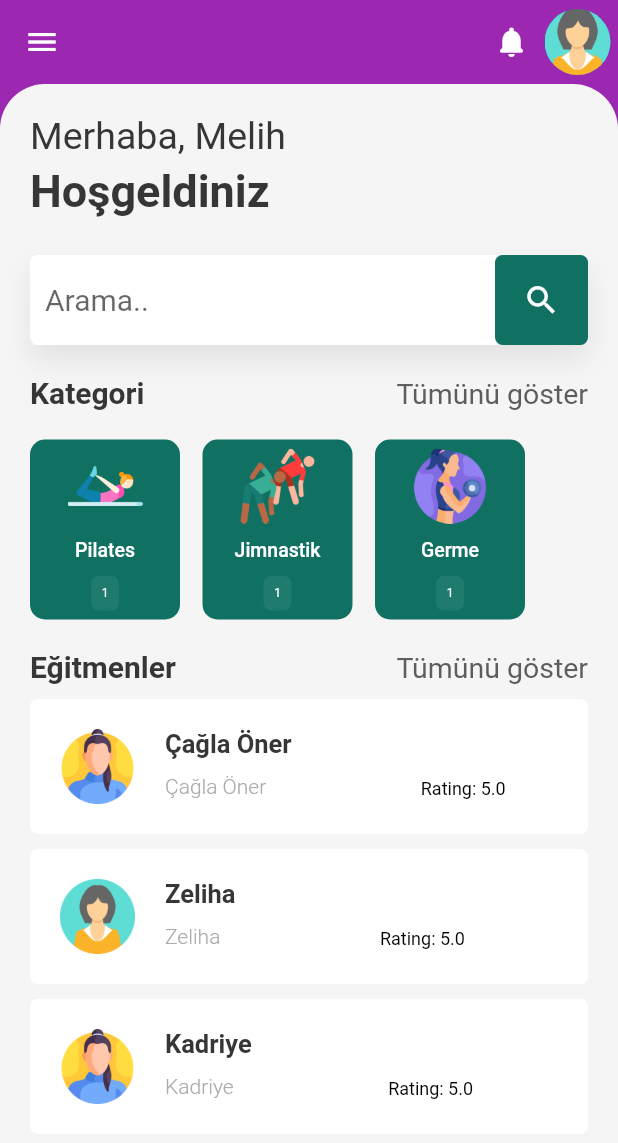
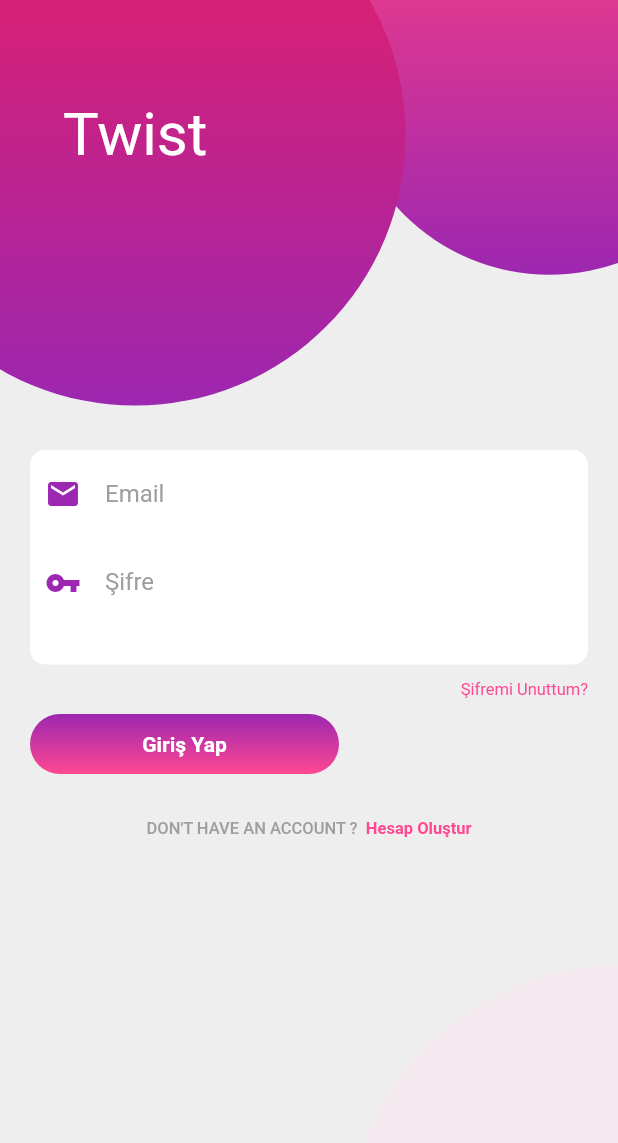
Before and after one commit to Meliih/Flutter, a Flutter app: the screen it shows after launch, on a phone screen of 412 x 824 dp. Shown: the top 1143 px of the screen. Run offline on Flutter 3.47's test engine with Material 2 defaults, Android fonts, the phone set to English and light mode, and no system bars; Roboto replaces fonts that are missing (Pacifico).

Commit message:
login & signup page created

```diff
--- a/twist_appointment_app/lib/CategoryTrainer.dart
+++ b/twist_appointment_app/lib/CategoryTrainer.dart
@@ -59,10 +59,11 @@ class _CategoryTrainerState extends State<CategoryTrainer> {
               child: ListView.builder(
                   itemCount: trainers.length,
                   itemBuilder: (BuildContext context, int index) {
-                    if (selectedCategory == trainers[index].category_id)
-                      {
+                    for(int i = 0; i<trainers[index].category_id.length; i++) {
+                      if (selectedCategory == trainers[index].category_id[i]) {
                         return demoTopRatedDr(context, trainers[index]);
                       }
+                    }
                     return SizedBox(width: 0,);
                   }
               ),
--- a/twist_appointment_app/lib/DbHelper.dart
+++ b/twist_appointment_app/lib/DbHelper.dart
@@ -4,13 +4,18 @@ class DbHelper{
 
   List<Trainer> Trainers (){
 
-    Trainer trainer = Trainer(1,"image/woman.png","Çağla Öner","5.0","Pilates",1);
-    Trainer trainer2 = Trainer(2,"image/girl.png","Zeliha ","5.0","Germe",3);
-    Trainer trainer3 = Trainer(3,"image/woman.png","Kadriye","5.0","Jimnastik",2);
-    List<Trainer> trainers = List<Trainer>.filled(3, trainer);
+    Trainer trainer = Trainer(1,"image/woman.png","Çağla Öner","5.0","",[1,2]);
+    Trainer trainer2 = Trainer(2,"image/girl.png","Zeliha ","5.0","",[1]);
+    Trainer trainer3 = Trainer(3,"image/woman.png","Kadriye","5.0","",[1]);
+    Trainer trainer4 = Trainer(4,"image/woman.png","Mine","5.0","",[1]);
+    Trainer trainer5 = Trainer(5,"image/woman.png","Sibel","5.0","",[2,1]);
+
+    List<Trainer> trainers = List<Trainer>.filled(5, trainer);
     trainers[0] =trainer;
     trainers[1]=trainer2;
     trainers[2]=trainer3;
+    trainers[3]=trainer4;
+    trainers[4]=trainer5;
 
 
     return trainers;
@@ -19,11 +24,9 @@ class DbHelper{
   List<Category> Categories(){
     Category category = Category(1,"image/2320765.png", "Pilates", 0);
     Category category1 = Category(2,"image/gymnastics.png", "Jimnastik", 0);
-    Category category2 = Category(3,"image/fitness.png" ,"Germe", 0);
-    List<Category> categories = List<Category>.filled(3, category);
+    List<Category> categories = List<Category>.filled(2, category);
     categories[0]=category;
     categories[1]=category1;
-    categories[2]=category2;
     return categories;
   }
 
@@ -45,8 +48,19 @@ class Trainer {
   late String name;
   late String rating;
   late String domain;
-  late int category_id;
+  late List<int> category_id;
 
   Trainer(this.id, this.img, this.name, this.rating, this.domain,this.category_id);
 
 }
+
+class User {
+  late int id;
+  late String name;
+  late String img;
+  late String password;
+  late String email;
+  late String userName;
+  late String surname;
+
+}
--- a/twist_appointment_app/lib/HomePage.dart
+++ b/twist_appointment_app/lib/HomePage.dart
@@ -19,8 +19,10 @@ class HomePageState extends State<HomePage> {
     List<Category> categories = DbHelper().Categories();
     for (int i = 0; i<categories.length;i++){
       for(int j = 0;j < trainers.length;j++){
-        if(categories[i].id == trainers[j].category_id){
-          categories[i].trainerCount++;
+        for (int k=0; k < trainers[j].category_id.length ; k++) {
+          if(categories[i].id == trainers[j].category_id[k]) {
+              categories[i].trainerCount++;
+          }
         }
       }
     }
--- /dev/null
+++ b/twist_appointment_app/lib/Login/LoginPage.dart
@@ -0,0 +1,196 @@
+import 'package:flutter/material.dart';
+import 'package:flutter/services.dart';
+
+import 'Signup.dart';
+
+
+
+
+class LoginPage extends StatelessWidget {
+  const LoginPage({Key? key}) : super(key: key);
+
+  double getSmallDiameter(BuildContext context) =>
+      MediaQuery.of(context).size.width * 2 / 3;
+  double getBiglDiameter(BuildContext context) =>
+      MediaQuery.of(context).size.width * 7 / 8;
+
+  @override
+  Widget build(BuildContext context) {
+    return Scaffold(
+      backgroundColor: const Color(0xFFEEEEEE),
+      body: Stack(
+        children: <Widget>[
+          Positioned(
+            right: -getSmallDiameter(context) / 3,
+            top: -getSmallDiameter(context) / 3,
+            child: Container(
+              width: getSmallDiameter(context),
+              height: getSmallDiameter(context),
+              decoration: const BoxDecoration(
+                  shape: BoxShape.circle,
+                  gradient: LinearGradient(
+                      colors: [Colors.pinkAccent,Colors.purple],
+                      begin: Alignment.topCenter,
+                      end: Alignment.bottomCenter)),
+            ),
+          ),
+          Positioned(
+            left: -getBiglDiameter(context) / 4,
+            top: -getBiglDiameter(context) / 4,
+            child: Container(
+              child: const Center(
+                child: Text(
+                  "Twist",
+                  style: TextStyle(
+                      fontFamily: "Pacifico",
+                      fontSize: 40,
+                      color: Colors.white),
+                ),
+              ),
+              width: getBiglDiameter(context),
+              height: getBiglDiameter(context),
+              decoration: const BoxDecoration(
+                  shape: BoxShape.circle,
+                  gradient: LinearGradient(
+                      colors: [Colors.pink,Colors.purple ],
+                      begin: Alignment.topCenter,
+                      end: Alignment.bottomCenter)),
+            ),
+          ),
+          Positioned(
+            right: -getBiglDiameter(context) / 2,
+            bottom: -getBiglDiameter(context) / 2,
+            child: Container(
+              width: getBiglDiameter(context),
+              height: getBiglDiameter(context),
+              decoration: const BoxDecoration(
+                  shape: BoxShape.circle, color: Color(0xFFF3E9EE)),
+            ),
+          ),
+          Align(
+            alignment: Alignment.bottomCenter,
+            child: ListView(
+              children: <Widget>[
+                Container(
+                  decoration: BoxDecoration(
+                      color: Colors.white,
+                      //border: Border.all(color: Colors.grey),
+                      borderRadius: BorderRadius.circular(10)),
+                  margin: const EdgeInsets.fromLTRB(20, 300, 20, 10),
+                  padding: const EdgeInsets.fromLTRB(10, 0, 10, 25),
+                  child: Column(
+                    children:  <Widget>[
+                      TextField(
+                        decoration: InputDecoration(
+                            icon: const Icon(
+                              Icons.email,
+                              color: Colors.purple,
+                            ),
+                            focusedBorder: UnderlineInputBorder(
+                                borderSide:
+                                BorderSide(color: Colors.grey.shade100 )),
+                            labelText: "Email",
+                            enabledBorder: InputBorder.none,
+                            labelStyle: const TextStyle(color: Colors.grey)),
+                      ),
+                      TextField(
+                        obscureText: true,
+                        decoration: InputDecoration(
+                            icon: const Icon(
+                              Icons.vpn_key,
+                              color: Colors.purple,
+                            ),
+                            focusedBorder: UnderlineInputBorder(
+                                borderSide:
+                                BorderSide(color: Colors.grey.shade100)),
+                            labelText: "Şifre",
+                            enabledBorder: InputBorder.none,
+                            labelStyle: const TextStyle(color: Colors.grey)),
+
+                      )
+                    ],
+                  ),
+                ),
+                Align(
+                    alignment: Alignment.centerRight,
+                    child: Container(
+                        margin: const EdgeInsets.fromLTRB(0, 0, 20, 10),
+                        child: const Text(
+                          "Şifremi Unuttum?",
+                          style:
+                          TextStyle(color: Color(0xFFFF4891), fontSize: 11),
+                        ))),
+                Container(
+                  margin: const EdgeInsets.fromLTRB(20, 0, 20, 30),
+                  child: Row(
+                    mainAxisAlignment: MainAxisAlignment.spaceBetween,
+                    children: <Widget>[
+                      SizedBox(
+                        width: MediaQuery.of(context).size.width * 0.5,
+                        height: 40,
+                        child: Container(
+                          child: Material(
+                            borderRadius: BorderRadius.circular(20),
+                            color: Colors.transparent,
+                            child: InkWell(
+                              borderRadius: BorderRadius.circular(20),
+                              splashColor: Colors.amber,
+                              onTap: () {},
+                              child: const Center(
+                                child: Text(
+                                  "Giriş Yap",
+                                  style: TextStyle(
+                                      color: Colors.white,
+                                      fontWeight: FontWeight.w700),
+                                ),
+                              ),
+                            ),
+                          ),
+                          decoration: BoxDecoration(
+                              borderRadius: BorderRadius.circular(20),
+                              gradient: const LinearGradient(
+                                  colors: [
+                                    Colors.purple,
+                                    Color(0xFFFF4891)
+                                  ],
+                                  begin: Alignment.topCenter,
+                                  end: Alignment.bottomCenter)),
+                        ),
+                      ),
+
+                    ],
+                  ),
+                ),
+                Row(
+                  mainAxisAlignment: MainAxisAlignment.center,
+                  children:  <Widget>[
+                    Text(
+                      "DON'T HAVE AN ACCOUNT ? ",
+                      style: TextStyle(
+                          fontSize: 11,
+                          color: Colors.grey,
+                          fontWeight: FontWeight.w500),
+                    ),
+                    GestureDetector(
+                      onTap: (){
+                        Navigator.push(context,
+                            MaterialPageRoute(builder: (context) => Signup()));
+                      },
+                      child: Text(
+                        " Hesap Oluştur",
+                        style: TextStyle(
+                            fontSize: 11,
+                            color: Color(0xFFFF4891),
+                            fontWeight: FontWeight.w700),
+                      ),
+                    )
+                  ],
+                )
+              ],
+            ),
+          )
+        ],
+      ),
+    );
+  }
+}
--- a/twist_appointment_app/lib/main.dart
+++ b/twist_appointment_app/lib/main.dart
@@ -1,4 +1,5 @@
 import 'package:flutter/material.dart';
+import 'package:twist_appointment_app/Login/LoginPage.dart';
 
 import 'HomePage.dart';
 
@@ -18,7 +19,7 @@ class AppState extends State<MyApp> {
       theme: ThemeData(
         primaryColor: Colors.purple,
       ),
-      home: HomePage(),
+      home: LoginPage(),
     );
   }
 
--- a/twist_appointment_app/pubspec.yaml
+++ b/twist_appointment_app/pubspec.yaml
@@ -27,8 +27,6 @@ environment:
 # the latest version available on pub.dev. To see which dependencies have newer
 # versions available, run `flutter pub outdated`.
 dependencies:
-
-  intl: ^0.17.0
   flutter:
     sdk: flutter
 
@@ -36,7 +34,8 @@ dependencies:
 
   # The following adds the Cupertino Icons font to your application.
   # Use with the CupertinoIcons class for iOS style icons.
-  cupertino_icons: ^1.0.2
+
+  intl: ^0.17.0
 
 dev_dependencies:
   flutter_test:
```
Also changed, not shown: twist_appointment_app/lib/Doctor_details_page.dart (+23 -128 lines), twist_appointment_app/lib/Login/Signup.dart (added, +207 -0 lines), twist_appointment_app/assets/bone.png (deleted), twist_appointment_app/assets/brain.png (deleted), twist_appointment_app/assets/dr_1.png (deleted), twist_appointment_app/assets/dr_2.png (deleted), twist_appointment_app/assets/dr_3.png (deleted), twist_appointment_app/assets/heart.png (deleted), twist_appointment_app/assets/profile_img.png (deleted), twist_appointment_app/assets/tooth.png (deleted), twist_appointment_app/image/background.png (added), twist_appointment_app/pubspec.lock.
